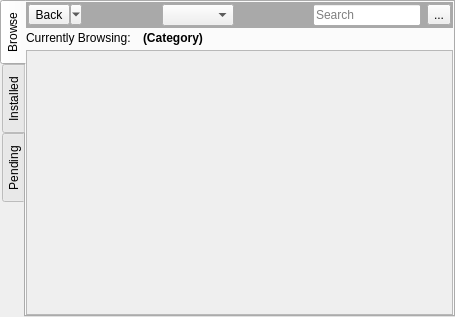
First picture: the form in src-qt5/gui_client/pages/page_pkg.ui, repository trueos/sysadm-ui-qt, before the edit.
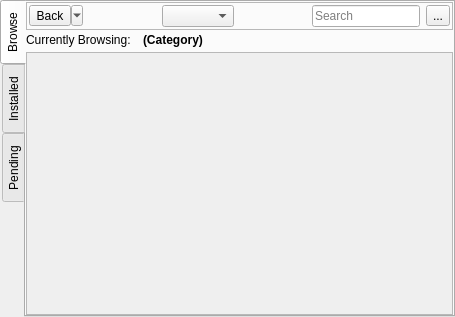
Second picture: the form after the edit. The open tabs and pages were chosen to show the change. Icons and pictures are not drawn.

Commit message: Turn off all the custom built-in styling for the appcafe pages. Now we can customize it with the global stylesheet.

What changed in the file:
```diff
--- a/src-qt5/gui_client/pages/page_pkg.ui
+++ b/src-qt5/gui_client/pages/page_pkg.ui
@@ -60,9 +60,6 @@
        </property>
        <item>
         <widget class="QFrame" name="frame_repo_control">
-         <property name="styleSheet">
-          <string notr="true">QFrame#frame_repo_control{background: darkgray; border: none; }</string>
-         </property>
          <property name="frameShape">
           <enum>QFrame::StyledPanel</enum>
          </property>
@@ -308,8 +305,8 @@
                <rect>
                 <x>0</x>
                 <y>0</y>
-                <width>98</width>
-                <height>28</height>
+                <width>421</width>
+                <height>255</height>
                </rect>
               </property>
              </widget>
```
Left out of the diff: 12 changed lines with no effect on the pictures. The commit also changes 1 other file.
